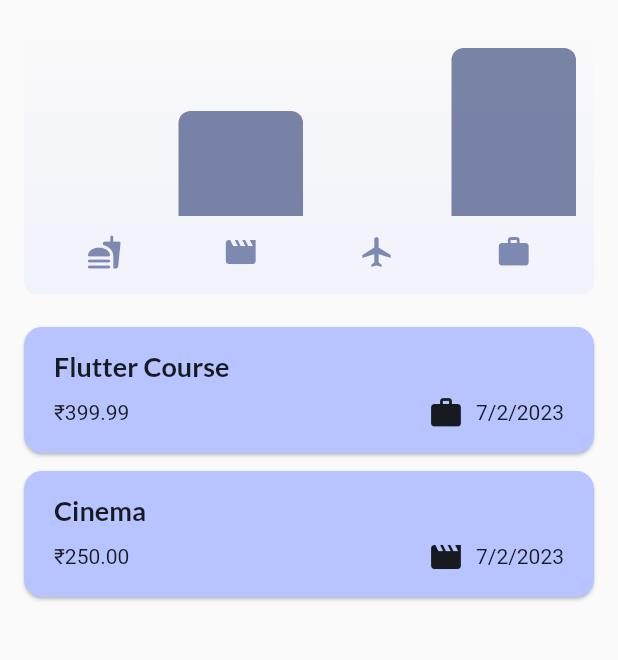
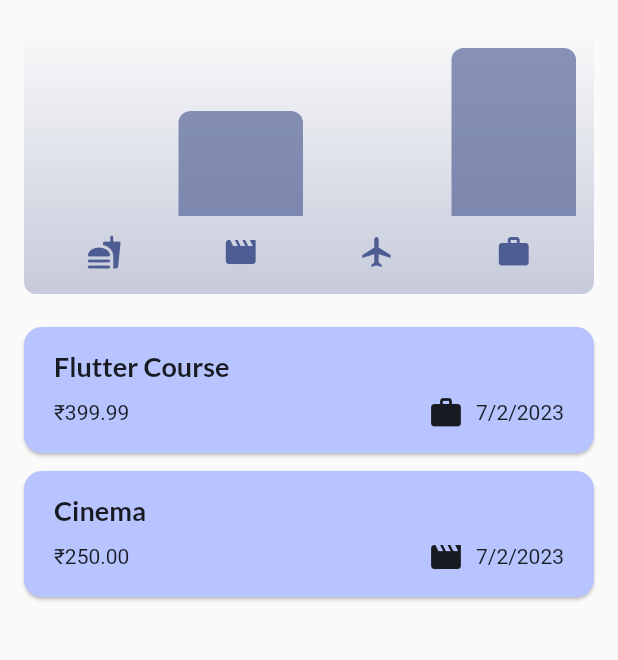
Before and after one commit to Indranilsen2005/Expense_Tracker_App, a Flutter app: the screen it shows after launch, on a phone screen of 412 x 824 dp, the part 84-744 px from its top. Run offline on Flutter 3.47's test engine with Material 2 defaults, Android fonts, the phone set to English and light mode, and no system bars; our stand-ins replace google_fonts.

Commit message:
Device orientation locked to portrait and app theme updated

```diff
--- a/lib/main.dart
+++ b/lib/main.dart
@@ -1,5 +1,6 @@
 import 'package:expense_tracker/widgets/expenses.dart';
 import 'package:flutter/material.dart';
+import 'package:flutter/services.dart';
 
 var kColorScheme = ColorScheme.fromSeed(
   seedColor: const Color.fromARGB(255, 24, 87, 245),
@@ -11,6 +12,10 @@ var kDarkColorScheme = ColorScheme.fromSeed(
 );
 
 void main() {
+  WidgetsFlutterBinding.ensureInitialized();
+  SystemChrome.setPreferredOrientations([
+    DeviceOrientation.portraitUp,
+  ]).then((fn) {
     runApp(
       MaterialApp(
         darkTheme: ThemeData.dark().copyWith(
@@ -59,4 +64,5 @@ void main() {
         home: const Expenses(),
       ),
     );
+  });
 }
--- a/lib/widgets/chart/chart.dart
+++ b/lib/widgets/chart/chart.dart
@@ -45,8 +45,8 @@ class Chart extends StatelessWidget {
         borderRadius: BorderRadius.circular(8),
         gradient: LinearGradient(
           colors: [
-            Theme.of(context).colorScheme.primaryContainer.withOpacity(0.3),
-            Theme.of(context).colorScheme.primaryContainer.withOpacity(0.0)
+            Theme.of(context).colorScheme.primary.withOpacity(0.3),
+            Theme.of(context).colorScheme.primary.withOpacity(0.0)
           ],
           begin: Alignment.bottomCenter,
           end: Alignment.topCenter,
@@ -77,11 +77,10 @@ class Chart extends StatelessWidget {
                       child: Icon(
                         categoryIcon[bucket.category],
                         color: isDarkMode
-                            ? Theme.of(context).colorScheme.secondary
+                            ? Theme.of(context).colorScheme.onPrimaryContainer
                             : Theme.of(context)
                                 .colorScheme
-                                .primary
-                                .withOpacity(0.7),
+                                .primary,
                       ),
                     ),
                   ),
--- a/lib/widgets/chart/chart_bar.dart
+++ b/lib/widgets/chart/chart_bar.dart
@@ -23,8 +23,8 @@ class ChartBar extends StatelessWidget {
               borderRadius:
                   const BorderRadius.vertical(top: Radius.circular(8)),
               color: isDarkMode
-                  ? Theme.of(context).colorScheme.secondaryContainer
-                  : Theme.of(context).colorScheme.onPrimaryContainer.withOpacity(0.65),
+                  ? Theme.of(context).colorScheme.primary.withOpacity(0.75)
+                  : Theme.of(context).colorScheme.primary.withOpacity(0.65),
             ),
           ),
         ),
```
Lines whose indentation alone changed are shown as unchanged.
